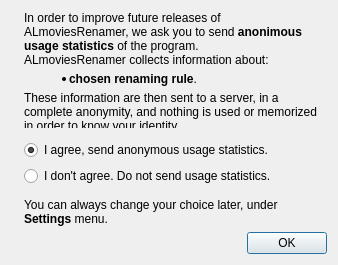
albemala/almoviesrenamer, file src/ui/stats_agreement_dialog.ui: the form before one commit.
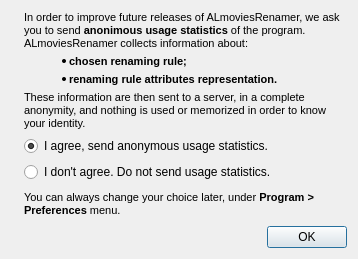
The form after the commit. Icons and pictures are not drawn.

```diff
--- a/src/ui/stats_agreement_dialog.ui
+++ b/src/ui/stats_agreement_dialog.ui
@@ -6,8 +6,8 @@
    <rect>
     <x>0</x>
     <y>0</y>
-    <width>338</width>
-    <height>265</height>
+    <width>358</width>
+    <height>259</height>
    </rect>
   </property>
   <property name="windowTitle">
@@ -48,11 +48,12 @@
         <string>&lt;!DOCTYPE HTML PUBLIC &quot;-//W3C//DTD HTML 4.0//EN&quot; &quot;http://www.w3.org/TR/REC-html40/strict.dtd&quot;&gt;
 &lt;html&gt;&lt;head&gt;&lt;meta name=&quot;qrichtext&quot; content=&quot;1&quot; /&gt;&lt;style type=&quot;text/css&quot;&gt;
 p, li { white-space: pre-wrap; }
-&lt;/style&gt;&lt;/head&gt;&lt;body style=&quot; font-weight:400; font-style:normal;&quot;&gt;
-&lt;p style=&quot; margin-top:0px; margin-bottom:0px; margin-left:0px; margin-right:0px; -qt-block-indent:0; text-indent:0px;&quot;&gt;&lt;span&gt;In order to improve future releases of ALmoviesRenamer, we ask you to send &lt;/span&gt;&lt;span style=&quot;font-weight:600;&quot;&gt;anonimous usage statistics&lt;/span&gt;&lt;span&gt; of the program.&lt;/span&gt;&lt;/p&gt;
-&lt;p style=&quot; margin-top:0px; margin-bottom:0px; margin-left:0px; margin-right:0px; -qt-block-indent:0; text-indent:0px;&quot;&gt;&lt;span&gt;ALmoviesRenamer collects information about:&lt;/span&gt;&lt;/p&gt;
-&lt;ul style=&quot;margin-top: 0px; margin-bottom: 0px; margin-left: 0px; margin-right: 0px; -qt-list-indent: 1;&quot;&gt;&lt;li  style=&quot; margin-top:5px; margin-bottom:5px; margin-left:5px; margin-right:5px; -qt-block-indent:0; text-indent:0px;&quot;&gt;&lt;span style=&quot; font-weight:600;&quot;&gt;chosen renaming rule&lt;/span&gt;.&lt;/li&gt;&lt;/ul&gt;
-&lt;p style=&quot; margin-top:0px; margin-bottom:0px; margin-left:0px; margin-right:0px; -qt-block-indent:0; text-indent:0px;&quot;&gt;&lt;span&gt;These information are then sent to a server, in a complete anonymity, and nothing is used or memorized in order to know your identity.&lt;/span&gt;&lt;/p&gt;&lt;/body&gt;&lt;/html&gt;</string>
+&lt;/style&gt;&lt;/head&gt;&lt;body style=&quot; font-family:'MS Shell Dlg 2'; font-size:8pt; font-weight:400; font-style:normal;&quot;&gt;
+&lt;p style=&quot; margin-top:0px; margin-bottom:0px; margin-left:0px; margin-right:0px; -qt-block-indent:0; text-indent:0px;&quot;&gt;In order to improve future releases of ALmoviesRenamer, we ask you to send &lt;span style=&quot; font-weight:600;&quot;&gt;anonimous usage statistics&lt;/span&gt; of the program.&lt;/p&gt;
+&lt;p style=&quot; margin-top:0px; margin-bottom:0px; margin-left:0px; margin-right:0px; -qt-block-indent:0; text-indent:0px;&quot;&gt;ALmoviesRenamer collects information about:&lt;/p&gt;
+&lt;ul style=&quot;margin-top: 0px; margin-bottom: 0px; margin-left: 0px; margin-right: 0px; -qt-list-indent: 1;&quot;&gt;&lt;li style=&quot; margin-top:5px; margin-bottom:5px; margin-left:5px; margin-right:5px; -qt-block-indent:0; text-indent:0px;&quot;&gt;&lt;span style=&quot; font-weight:600;&quot;&gt;chosen renaming rule;&lt;/span&gt;&lt;/li&gt;&lt;/ul&gt;
+&lt;ul style=&quot;margin-top: 0px; margin-bottom: 0px; margin-left: 0px; margin-right: 0px; -qt-list-indent: 1;&quot;&gt;&lt;li style=&quot; margin-top:5px; margin-bottom:5px; margin-left:5px; margin-right:5px; -qt-block-indent:0; text-indent:0px;&quot;&gt;&lt;span style=&quot; font-weight:600;&quot;&gt;renaming rule&lt;/span&gt;&lt;span style=&quot; font-weight:600;&quot;&gt; attributes representation.&lt;/span&gt;&lt;/li&gt;&lt;/ul&gt;
+&lt;p style=&quot; margin-top:0px; margin-bottom:0px; margin-left:0px; margin-right:0px; -qt-block-indent:0; text-indent:0px;&quot;&gt;These information are then sent to a server, in a complete anonymity, and nothing is used or memorized in order to know your identity.&lt;/p&gt;&lt;/body&gt;&lt;/html&gt;</string>
        </property>
        <property name="alignment">
         <set>Qt::AlignLeading|Qt::AlignLeft|Qt::AlignTop</set>
@@ -62,22 +63,6 @@
        </property>
       </widget>
      </item>
-     <item>
-      <spacer name="verticalSpacer">
-       <property name="orientation">
-        <enum>Qt::Vertical</enum>
-       </property>
-       <property name="sizeType">
-        <enum>QSizePolicy::Fixed</enum>
-       </property>
-       <property name="sizeHint" stdset="0">
-        <size>
-         <width>20</width>
-         <height>6</height>
-        </size>
-       </property>
-      </spacer>
-     </item>
      <item>
       <widget class="QRadioButton" name="radio_agree">
        <property name="text">
@@ -101,30 +86,14 @@
        </attribute>
       </widget>
      </item>
-     <item>
-      <spacer name="verticalSpacer_2">
-       <property name="orientation">
-        <enum>Qt::Vertical</enum>
-       </property>
-       <property name="sizeType">
-        <enum>QSizePolicy::Fixed</enum>
-       </property>
-       <property name="sizeHint" stdset="0">
-        <size>
-         <width>20</width>
-         <height>6</height>
-        </size>
-       </property>
-      </spacer>
-     </item>
      <item>
       <widget class="QLabel" name="label_3">
        <property name="text">
         <string>&lt;!DOCTYPE HTML PUBLIC &quot;-//W3C//DTD HTML 4.0//EN&quot; &quot;http://www.w3.org/TR/REC-html40/strict.dtd&quot;&gt;
 &lt;html&gt;&lt;head&gt;&lt;meta name=&quot;qrichtext&quot; content=&quot;1&quot; /&gt;&lt;style type=&quot;text/css&quot;&gt;
 p, li { white-space: pre-wrap; }
-&lt;/style&gt;&lt;/head&gt;&lt;body style=&quot;font-weight:400; font-style:normal;&quot;&gt;
-&lt;p style=&quot; margin-top:0px; margin-bottom:0px; margin-left:0px; margin-right:0px; -qt-block-indent:0; text-indent:0px;&quot;&gt;&lt;span&gt;You can always change your choice later, under &lt;/span&gt;&lt;span style=&quot; font-weight:600;&quot;&gt;Settings&lt;/span&gt;&lt;span&gt; menu.&lt;/span&gt;&lt;/p&gt;&lt;/body&gt;&lt;/html&gt;</string>
+&lt;/style&gt;&lt;/head&gt;&lt;body style=&quot; font-family:'MS Shell Dlg 2'; font-size:8pt; font-weight:400; font-style:normal;&quot;&gt;
+&lt;p style=&quot; margin-top:0px; margin-bottom:0px; margin-left:0px; margin-right:0px; -qt-block-indent:0; text-indent:0px;&quot;&gt;You can always change your choice later, under&lt;span style=&quot; font-weight:600;&quot;&gt; Program &amp;gt; Preferences&lt;/span&gt; menu.&lt;/p&gt;&lt;/body&gt;&lt;/html&gt;</string>
        </property>
        <property name="wordWrap">
         <bool>true</bool>
```
